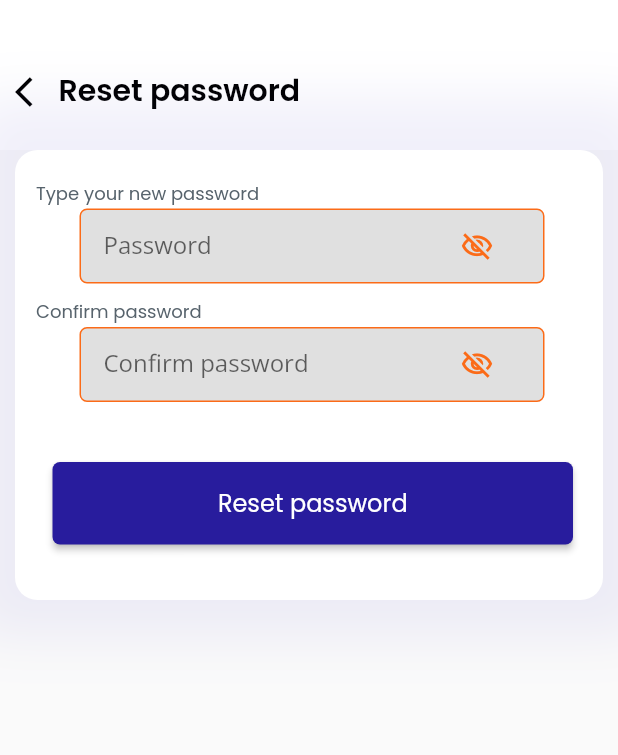
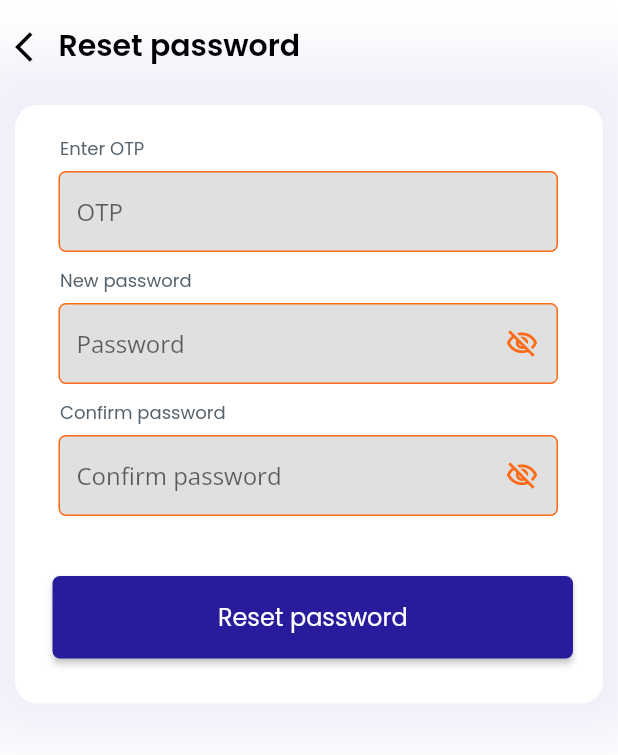
Before and after one commit to Nizatreasure/abu_bank, a Flutter app: the ResetPassword screen opened directly with empty values, on a phone screen of 412 x 824 dp. Shown: the top 755 px of the screen. Run offline on Flutter 3.47's test engine with Material 2 defaults, Android fonts, the phone set to English and light mode, and no system bars; drawn by our look-alikes of auto_size_text; our stand-ins replace carousel_slider, flutter_secure_storage, flutter_svg, fluttertoast, font_awesome_flutter, from_css_color and 8 more; missing offline and left inert: json_path, local_auth_android; accounts and stored records are empty.

Commit message:
chore: reset password

```diff
--- a/lib/helper/custom_loader.dart
+++ b/lib/helper/custom_loader.dart
@@ -10,6 +10,7 @@ class CustomOverlay {
       useRootNavigator: true,
       barrierColor: Colors.transparent,
       context: context,
+      useSafeArea: false,
       builder: (pageContext) {
         _context = pageContext;
         return WillPopScope(
--- a/lib/models/login_model.dart
+++ b/lib/models/login_model.dart
@@ -27,7 +27,7 @@ class LoginModel {
     username = json['username'] ?? '';
     username = json['display_name'] ?? '';
     role = (json['role_id'] ?? '').toString().toLowerCase();
-    extractFields(json['usermeta'] ?? {});
+    extractFields(json['usermeta'] is Map ? json['usermeta'] ?? {} : {});
   }
 
   void extractFields(Map<String, dynamic> json) {
--- a/lib/pages/forgot_password/reset_password.dart
+++ b/lib/pages/forgot_password/reset_password.dart
@@ -1,5 +1,9 @@
+import 'package:abu_bank/pages/forgot_password/reset_successful.dart';
+import 'package:abu_bank/requests/authentication.dart';
 import 'package:flutter/material.dart';
+import 'package:flutter/services.dart';
 import 'package:google_fonts/google_fonts.dart';
+import 'package:page_transition/page_transition.dart';
 
 import '../../theme/abu_bank_theme.dart';
 import '../../theme/abu_bank_widgets.dart';
@@ -15,19 +19,22 @@ class ResetPassword extends StatefulWidget {
 
 class _ResetPasswordState extends State<ResetPassword> {
   final TextEditingController _passwordController = TextEditingController();
+  final TextEditingController _otpController = TextEditingController();
   final TextEditingController _confirmPasswordController =
       TextEditingController();
   bool _showPassword = false;
   bool _showConfirmPassword = false;
+  final _formKey = GlobalKey<FormState>();
   @override
   Widget build(BuildContext context) {
     return Scaffold(
-      body: Column(
-        mainAxisSize: MainAxisSize.max,
+      backgroundColor: AbuBankTheme.of(context).primaryBackground,
+      body: SafeArea(
+        child: Column(
           children: [
             Container(
               width: double.infinity,
-            height: 100.0,
+              padding: EdgeInsets.only(top: 15),
               decoration: BoxDecoration(
                 color: AbuBankTheme.of(context).primaryBackground,
               ),
@@ -39,7 +46,8 @@ class _ResetPasswordState extends State<ResetPassword> {
                   crossAxisAlignment: CrossAxisAlignment.end,
                   children: [
                     Padding(
-                    padding: EdgeInsetsDirectional.fromSTEB(0.0, 0.0, 0.0, 2.0),
+                      padding:
+                          EdgeInsetsDirectional.fromSTEB(0.0, 0.0, 0.0, 2.0),
                       child: InkWell(
                         splashColor: Colors.transparent,
                         focusColor: Colors.transparent,
@@ -56,7 +64,8 @@ class _ResetPasswordState extends State<ResetPassword> {
                       ),
                     ),
                     Padding(
-                    padding: EdgeInsetsDirectional.fromSTEB(5.0, 0.0, 0.0, 0.0),
+                      padding:
+                          EdgeInsetsDirectional.fromSTEB(5.0, 0.0, 0.0, 0.0),
                       child: Text(
                         'Reset password',
                         style: AbuBankTheme.of(context).headlineMedium,
@@ -66,11 +75,13 @@ class _ResetPasswordState extends State<ResetPassword> {
                 ),
               ),
             ),
-          Padding(
+            Form(
+              key: _formKey,
+              child: Padding(
                 padding: EdgeInsetsDirectional.fromSTEB(10.0, 0.0, 10.0, 0.0),
                 child: Container(
                   width: double.infinity,
-              height: 300.0,
+                  padding: EdgeInsets.only(bottom: 30),
                   decoration: BoxDecoration(
                     color: AbuBankTheme.of(context).primaryBackground,
                     boxShadow: [
@@ -84,7 +95,8 @@ class _ResetPasswordState extends State<ResetPassword> {
                     borderRadius: BorderRadius.circular(15.0),
                   ),
                   child: Padding(
-                padding: EdgeInsetsDirectional.fromSTEB(10.0, 20.0, 10.0, 0.0),
+                    padding:
+                        EdgeInsetsDirectional.fromSTEB(10.0, 20.0, 10.0, 0.0),
                     child: Column(
                       mainAxisSize: MainAxisSize.max,
                       children: [
@@ -94,81 +106,125 @@ class _ResetPasswordState extends State<ResetPassword> {
                           children: [
                             Padding(
                               padding: EdgeInsetsDirectional.fromSTEB(
-                              4.0, 0.0, 0.0, 0.0),
+                                  20.0, 0.0, 0.0, 5.0),
                               child: Text(
-                            'Type your new password',
-                            style: AbuBankTheme.of(context).bodyMedium.override(
+                                'Enter OTP',
+                                style: AbuBankTheme.of(context)
+                                    .bodyMedium
+                                    .override(
                                       fontFamily: 'Poppins',
-                                  color: AbuBankTheme.of(context).secondaryText,
+                                      color: AbuBankTheme.of(context)
+                                          .secondaryText,
                                     ),
                               ),
                             ),
                           ],
                         ),
+                        Padding(
+                          padding: EdgeInsetsDirectional.fromSTEB(
+                              19.0, 1.0, 20.0, 10.0),
+                          child: TextFormField(
+                            controller: _otpController,
+                            decoration: InputDecoration(
+                              fillColor: Color(0xFFE0E0E0),
+                              filled: true,
+                              isDense: true,
+                              hintText: 'OTP',
+                              enabledBorder: OutlineInputBorder(
+                                borderSide: BorderSide(
+                                  color: AbuBankTheme.of(context).orange,
+                                ),
+                                borderRadius: BorderRadius.circular(5),
+                              ),
+                              focusedBorder: OutlineInputBorder(
+                                borderSide: BorderSide(
+                                  color: AbuBankTheme.of(context).orange,
+                                ),
+                                borderRadius: BorderRadius.circular(5),
+                              ),
+                              errorBorder: OutlineInputBorder(
+                                borderSide: BorderSide(
+                                  color: AbuBankTheme.of(context).error,
+                                ),
+                                borderRadius: BorderRadius.circular(5),
+                              ),
+                              focusedErrorBorder: OutlineInputBorder(
+                                borderSide: BorderSide(
+                                  color: AbuBankTheme.of(context).error,
+                                ),
+                                borderRadius: BorderRadius.circular(5),
+                              ),
+                            ),
+                            style: GoogleFonts.getFont(
+                              'Open Sans',
+                              color: Color(0xFF455A64),
+                              fontWeight: FontWeight.normal,
+                            ),
+                            keyboardType: TextInputType.number,
+                            inputFormatters: [
+                              FilteringTextInputFormatter.digitsOnly
+                            ],
+                            validator: (val) {
+                              return val!.trim().length < 4
+                                  ? 'OTP is required'
+                                  : null;
+                            },
+                          ),
+                        ),
                         Row(
                           mainAxisSize: MainAxisSize.max,
-                      mainAxisAlignment: MainAxisAlignment.center,
+                          crossAxisAlignment: CrossAxisAlignment.start,
                           children: [
                             Padding(
                               padding: EdgeInsetsDirectional.fromSTEB(
-                              4.0, 1.0, 0.0, 10.0),
-                          child: Container(
-                            width: 310.0,
-                            height: 50.0,
-                            decoration: BoxDecoration(
-                              color: Color(0xFFE0E0E0),
-                              borderRadius: BorderRadius.circular(5.0),
-                              border: Border.all(
-                                color: AbuBankTheme.of(context).orange,
+                                  20.0, 0.0, 0.0, 5.0),
+                              child: Text(
+                                'New password',
+                                style: AbuBankTheme.of(context)
+                                    .bodyMedium
+                                    .override(
+                                      fontFamily: 'Poppins',
+                                      color: AbuBankTheme.of(context)
+                                          .secondaryText,
                                     ),
                               ),
-                            child: Padding(
+                            ),
+                          ],
+                        ),
+                        Padding(
                           padding: EdgeInsetsDirectional.fromSTEB(
-                                  15.0, 0.0, 20.0, 0.0),
+                              19.0, 1.0, 20.0, 10.0),
                           child: TextFormField(
                             controller: _passwordController,
                             obscureText: !_showPassword,
                             decoration: InputDecoration(
+                              fillColor: Color(0xFFE0E0E0),
+                              filled: true,
+                              isDense: true,
                               hintText: 'Password',
-                                  enabledBorder: UnderlineInputBorder(
+                              enabledBorder: OutlineInputBorder(
                                 borderSide: BorderSide(
-                                      color: Color(0x00000000),
-                                      width: 1.0,
+                                  color: AbuBankTheme.of(context).orange,
                                 ),
-                                    borderRadius: const BorderRadius.only(
-                                      topLeft: Radius.circular(4.0),
-                                      topRight: Radius.circular(4.0),
+                                borderRadius: BorderRadius.circular(5),
                               ),
+                              focusedBorder: OutlineInputBorder(
+                                borderSide: BorderSide(
+                                  color: AbuBankTheme.of(context).orange,
                                 ),
-                                  focusedBorder: UnderlineInputBorder(
+                                borderRadius: BorderRadius.circular(5),
+                              ),
+                              errorBorder: OutlineInputBorder(
                                 borderSide: BorderSide(
-                                      color: Color(0x00000000),
-                                      width: 1.0,
+                                  color: AbuBankTheme.of(context).error,
                                 ),
-                                    borderRadius: const BorderRadius.only(
-                                      topLeft: Radius.circular(4.0),
-                                      topRight: Radius.circular(4.0),
+                                borderRadius: BorderRadius.circular(5),
                               ),
+                              focusedErrorBorder: OutlineInputBorder(
+                                borderSide: BorderSide(
+                                  color: AbuBankTheme.of(context).error,
                                 ),
-                                  errorBorder: UnderlineInputBorder(
-                                    borderSide: BorderSide(
-                                      color: Color(0x00000000),
-                                      width: 1.0,
-                                    ),
-                                    borderRadius: const BorderRadius.only(
-                                      topLeft: Radius.circular(4.0),
-                                      topRight: Radius.circular(4.0),
-                                    ),
-                                  ),
-                                  focusedErrorBorder: UnderlineInputBorder(
-                                    borderSide: BorderSide(
-                                      color: Color(0x00000000),
-                                      width: 1.0,
-                                    ),
-                                    borderRadius: const BorderRadius.only(
-                                      topLeft: Radius.circular(4.0),
-                                      topRight: Radius.circular(4.0),
-                                    ),
+                                borderRadius: BorderRadius.circular(5),
                               ),
                               suffixIcon: InkWell(
                                 onTap: () => setState(
@@ -189,7 +245,7 @@ class _ResetPasswordState extends State<ResetPassword> {
                               color: Color(0xFF455A64),
                               fontWeight: FontWeight.normal,
                             ),
-                                keyboardType: TextInputType.phone,
+                            keyboardType: TextInputType.text,
                             validator: (val) {
                               return val!.trim().isEmpty
                                   ? 'Password can not be empty'
@@ -199,91 +255,60 @@ class _ResetPasswordState extends State<ResetPassword> {
                             },
                           ),
                         ),
-                          ),
-                        ),
-                      ],
-                    ),
                         Row(
                           mainAxisSize: MainAxisSize.max,
                           crossAxisAlignment: CrossAxisAlignment.start,
                           children: [
                             Padding(
                               padding: EdgeInsetsDirectional.fromSTEB(
-                              4.0, 0.0, 0.0, 0.0),
+                                  20.0, 0.0, 0.0, 5.0),
                               child: Text(
                                 'Confirm password',
-                            style: AbuBankTheme.of(context).bodyMedium.override(
+                                style: AbuBankTheme.of(context)
+                                    .bodyMedium
+                                    .override(
                                       fontFamily: 'Poppins',
-                                  color: AbuBankTheme.of(context).secondaryText,
+                                      color: AbuBankTheme.of(context)
+                                          .secondaryText,
                                     ),
                               ),
                             ),
                           ],
                         ),
-                    Row(
-                      mainAxisSize: MainAxisSize.max,
-                      mainAxisAlignment: MainAxisAlignment.center,
-                      children: [
                         Padding(
                           padding: EdgeInsetsDirectional.fromSTEB(
-                              4.0, 1.0, 0.0, 10.0),
-                          child: Container(
-                            width: 310.0,
-                            height: 50.0,
-                            decoration: BoxDecoration(
-                              color: Color(0xFFE0E0E0),
-                              borderRadius: BorderRadius.circular(5.0),
-                              border: Border.all(
-                                color: AbuBankTheme.of(context).orange,
-                              ),
-                            ),
-                            child: Padding(
-                              padding: EdgeInsetsDirectional.fromSTEB(
-                                  15.0, 0.0, 20.0, 0.0),
+                              19.0, 1.0, 20.0, 10.0),
                           child: TextFormField(
                             controller: _confirmPasswordController,
                             obscureText: !_showConfirmPassword,
                             decoration: InputDecoration(
+                              fillColor: Color(0xFFE0E0E0),
+                              filled: true,
+                              isDense: true,
                               hintText: 'Confirm password',
-                                  enabledBorder: UnderlineInputBorder(
+                              enabledBorder: OutlineInputBorder(
                                 borderSide: BorderSide(
-                                      color: Color(0x00000000),
-                                      width: 1.0,
+                                  color: AbuBankTheme.of(context).orange,
                                 ),
-                                    borderRadius: const BorderRadius.only(
-                                      topLeft: Radius.circular(4.0),
-                                      topRight: Radius.circular(4.0),
+                                borderRadius: BorderRadius.circular(5),
                               ),
+                              focusedBorder: OutlineInputBorder(
+                                borderSide: BorderSide(
+                                  color: AbuBankTheme.of(context).orange,
                                 ),
-                                  focusedBorder: UnderlineInputBorder(
+                                borderRadius: BorderRadius.circular(5),
+                              ),
+                              errorBorder: OutlineInputBorder(
                                 borderSide: BorderSide(
-                                      color: Color(0x00000000),
-                                      width: 1.0,
+                                  color: AbuBankTheme.of(context).error,
                                 ),
-                                    borderRadius: const BorderRadius.only(
-                                      topLeft: Radius.circular(4.0),
-                                      topRight: Radius.circular(4.0),
+                                borderRadius: BorderRadius.circular(5),
                               ),
+                              focusedErrorBorder: OutlineInputBorder(
+                                borderSide: BorderSide(
+                                  color: AbuBankTheme.of(context).error,
                                 ),
-                                  errorBorder: UnderlineInputBorder(
-                                    borderSide: BorderSide(
-                                      color: Color(0x00000000),
-                                      width: 1.0,
-                                    ),
-                                    borderRadius: const BorderRadius.only(
-                                      topLeft: Radius.circular(4.0),
-                                      topRight: Radius.circular(4.0),
-                                    ),
-                                  ),
-                                  focusedErrorBorder: UnderlineInputBorder(
-                                    borderSide: BorderSide(
-                                      color: Color(0x00000000),
-                                      width: 1.0,
-                                    ),
-                                    borderRadius: const BorderRadius.only(
-                                      topLeft: Radius.circular(4.0),
-                                      topRight: Radius.circular(4.0),
-                                    ),
+                                borderRadius: BorderRadius.circular(5),
                               ),
                               suffixIcon: InkWell(
                                 onTap: () => setState(
@@ -305,7 +330,7 @@ class _ResetPasswordState extends State<ResetPassword> {
                               color: Color(0xFF455A64),
                               fontWeight: FontWeight.normal,
                             ),
-                                keyboardType: TextInputType.phone,
+                            keyboardType: TextInputType.text,
                             validator: (val) {
                               return _passwordController.text != val!
                                   ? 'Passwords do not match'
@@ -313,13 +338,9 @@ class _ResetPasswordState extends State<ResetPassword> {
                             },
                           ),
                         ),
-                          ),
-                        ),
-                      ],
-                    ),
                         Padding(
-                      padding:
-                          EdgeInsetsDirectional.fromSTEB(0.0, 30.0, 0.0, 0.0),
+                          padding: EdgeInsetsDirectional.fromSTEB(
+                              0.0, 30.0, 0.0, 0.0),
                           child: Column(
                             mainAxisSize: MainAxisSize.max,
                             crossAxisAlignment: CrossAxisAlignment.stretch,
@@ -328,7 +349,55 @@ class _ResetPasswordState extends State<ResetPassword> {
                                 padding: EdgeInsetsDirectional.fromSTEB(
                                     15.0, 0.0, 10.0, 0.0),
                                 child: FFButtonWidget(
-                              onPressed: () async {},
+                                  onPressed: () async {
+                                    if (_formKey.currentState?.validate() ??
+                                        false) {
+                                      final response =
+                                          await Authentication.updatePassword(
+                                        email: widget.email,
+                                        otp: _otpController.text.trim(),
+                                        password:
+                                            _confirmPasswordController.text,
+                                        token: widget.token,
+                                      );
+
+                                      if (response['status']) {
+                                        Navigator.push(
+                                          context,
+                                          PageTransition(
+                                            type: PageTransitionType.scale,
+                                            alignment: Alignment.bottomCenter,
+                                            duration:
+                                                Duration(milliseconds: 300),
+                                            reverseDuration:
+                                                Duration(milliseconds: 300),
+                                            child: ResetPasswordSuccessful(
+                                                email: widget.email),
+                                          ),
+                                        );
+                                      } else {
+                                        showDialog(
+                                          context: context,
+                                          builder: (alertDialogContext) {
+                                            return AlertDialog(
+                                              title: Text('Error'),
+                                              content:
+                                                  Text(response['message']),
+                                              actions: [
+                                                TextButton(
+                                                  onPressed: () =>
+                                                      Navigator.pop(
+                                                          alertDialogContext,
+                                                          false),
+                                                  child: Text('Close'),
+                                                ),
+                                              ],
+                                            );
+                                          },
+                                        );
+                                      }
+                                    }
+                                  },
                                   text: 'Reset password',
                                   options: FFButtonOptions(
                                     width: 130.0,
@@ -361,7 +430,9 @@ class _ResetPasswordState extends State<ResetPassword> {
                   ),
                 ),
               ),
+            ),
           ],
+        ),
       ),
     );
   }
```
Also changed, not shown: lib/pages/forgot_password/email_exists.dart (+74 -88 lines), lib/pages/forgot_password/reset_successful.dart (added, +129 -0 lines), lib/requests/authentication.dart (+12 -5 lines). Lines whose indentation alone changed are shown as unchanged.
